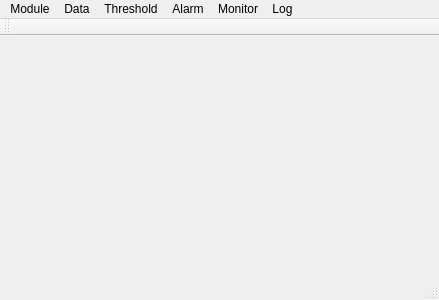
This is mainwindow.ui in vincenzoagnusdei/cellarmonitor as Qt 5 draws it before an edit. The edited form follows.
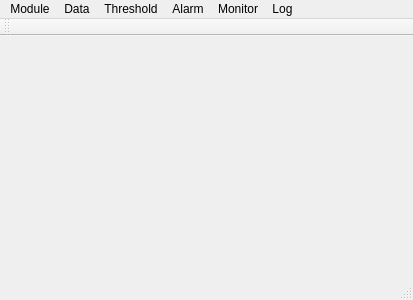
This is the edited form.

What changed in the file:
```diff
--- a/mainwindow.ui
+++ b/mainwindow.ui
@@ -6,7 +6,7 @@
    <rect>
     <x>0</x>
     <y>0</y>
-    <width>439</width>
+    <width>413</width>
     <height>300</height>
    </rect>
   </property>
@@ -14,12 +14,21 @@
    <string>MainWindow</string>
   </property>
   <widget class="QWidget" name="centralWidget"/>
+  <widget class="QToolBar" name="mainToolBar">
+   <attribute name="toolBarArea">
+    <enum>TopToolBarArea</enum>
+   </attribute>
+   <attribute name="toolBarBreak">
+    <bool>false</bool>
+   </attribute>
+  </widget>
+  <widget class="QStatusBar" name="statusBar"/>
   <widget class="QMenuBar" name="menuBar">
    <property name="geometry">
     <rect>
      <x>0</x>
      <y>0</y>
-     <width>439</width>
+     <width>413</width>
      <height>25</height>
     </rect>
    </property>
@@ -85,15 +94,6 @@
    <addaction name="menuMonitor"/>
    <addaction name="menuLog"/>
   </widget>
-  <widget class="QToolBar" name="mainToolBar">
-   <attribute name="toolBarArea">
-    <enum>TopToolBarArea</enum>
-   </attribute>
-   <attribute name="toolBarBreak">
-    <bool>false</bool>
-   </attribute>
-  </widget>
-  <widget class="QStatusBar" name="statusBar"/>
   <action name="actionCalibration">
    <property name="text">
     <string>Calibration</string>
```
Left out of the diff: 6 changed lines with no effect on the pictures.
